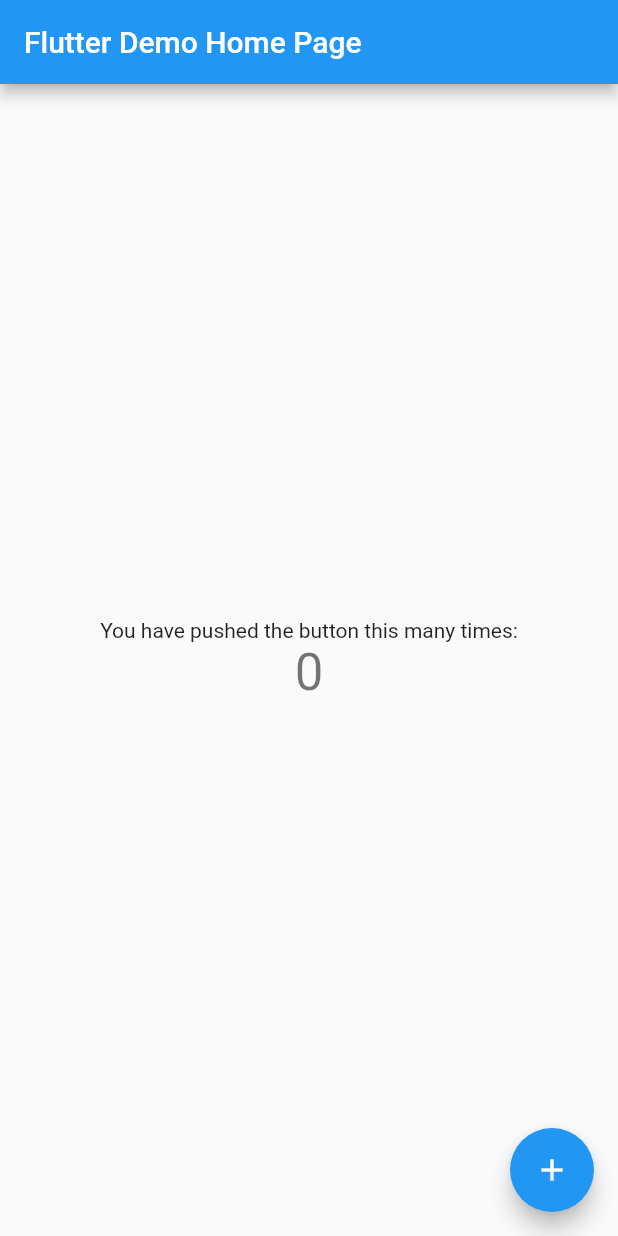
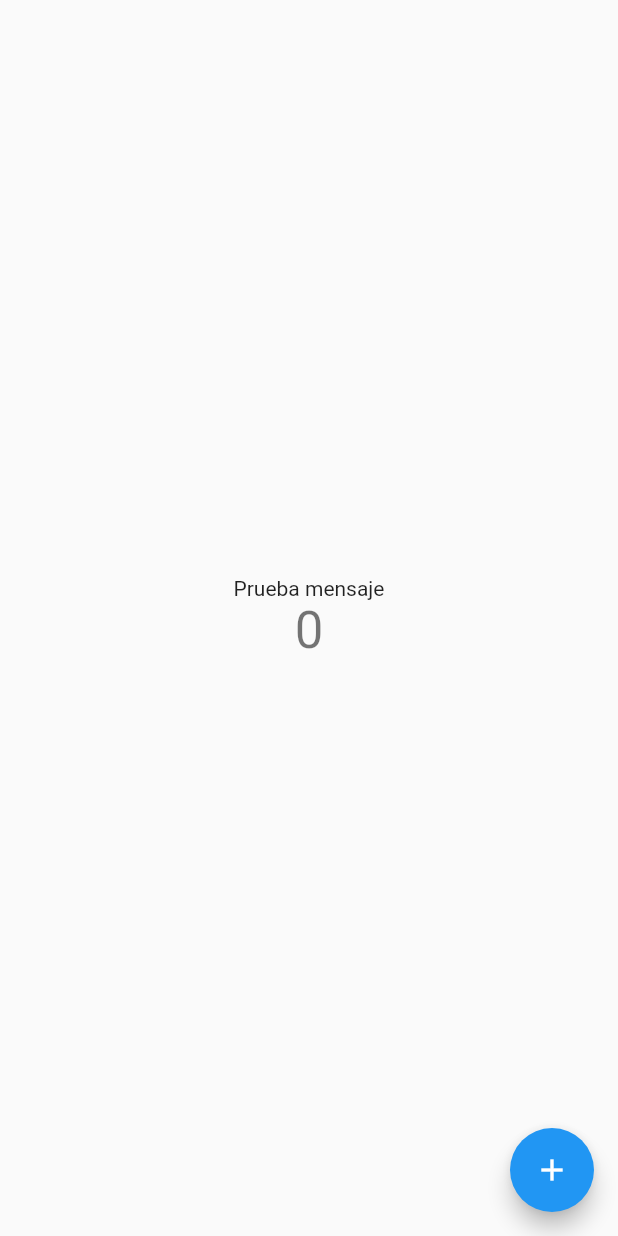
Before and after one commit to Josdy/FragmentedTeam, a Flutter app: the screen it shows after launch, on a phone screen of 412 x 824 dp. Run offline on Flutter 3.47's test engine with Material 2 defaults, Android fonts, the phone set to English and light mode, and no system bars.

Commit message:
Modifying values

```diff
--- a/all_inclusive/lib/main.dart
+++ b/all_inclusive/lib/main.dart
@@ -70,11 +70,7 @@
     // fast, so that you can just rebuild anything that needs updating rather
     // than having to individually change instances of widgets.
     return Scaffold(
-      appBar: AppBar(
-        // Here we take the value from the MyHomePage object that was created by
-        // the App.build method, and use it to set our appbar title.
-        title: Text(widget.title),
-      ),
+
       body: Center(
         // Center is a layout widget. It takes a single child and positions it
         // in the middle of the parent.
@@ -96,7 +92,7 @@
           mainAxisAlignment: MainAxisAlignment.center,
           children: <Widget>[
             const Text(
-              'You have pushed the button this many times:',
+              'Prueba mensaje',
             ),
             Text(
               '$_counter',
```
